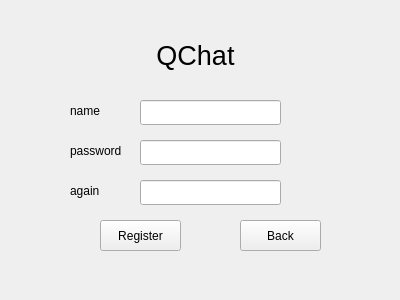
The window that src/client/registerwidget.ui (Wmiracle-2002/chatserver) describes before a commit, drawn with Qt 5.
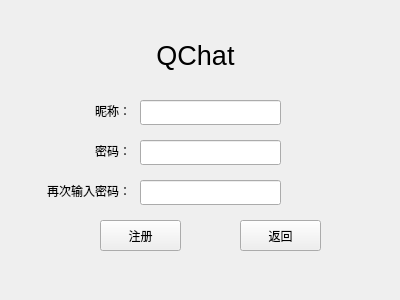
The same window after the commit.

What changed in the file:
```diff
--- a/src/client/registerwidget.ui
+++ b/src/client/registerwidget.ui
@@ -23,7 +23,7 @@
     </rect>
    </property>
    <property name="text">
-    <string>Register</string>
+    <string>注册</string>
    </property>
   </widget>
   <widget class="QLabel" name="nameLabel">
@@ -31,25 +31,31 @@
     <rect>
      <x>70</x>
      <y>100</y>
-     <width>71</width>
+     <width>61</width>
      <height>21</height>
     </rect>
    </property>
    <property name="text">
-    <string>name</string>
+    <string>昵称：</string>
+   </property>
+   <property name="alignment">
+    <set>Qt::AlignmentFlag::AlignRight|Qt::AlignmentFlag::AlignTrailing|Qt::AlignmentFlag::AlignVCenter</set>
    </property>
   </widget>
   <widget class="QLabel" name="againLabel">
    <property name="geometry">
     <rect>
-     <x>70</x>
+     <x>20</x>
      <y>180</y>
-     <width>71</width>
+     <width>111</width>
      <height>21</height>
     </rect>
    </property>
    <property name="text">
-    <string>again</string>
+    <string>再次输入密码：</string>
+   </property>
+   <property name="alignment">
+    <set>Qt::AlignmentFlag::AlignRight|Qt::AlignmentFlag::AlignTrailing|Qt::AlignmentFlag::AlignVCenter</set>
    </property>
   </widget>
   <widget class="QLineEdit" name="nameEdit">
@@ -101,12 +107,15 @@
     <rect>
      <x>70</x>
      <y>140</y>
-     <width>71</width>
+     <width>61</width>
      <height>21</height>
     </rect>
    </property>
    <property name="text">
-    <string>password</string>
+    <string>密码：</string>
+   </property>
+   <property name="alignment">
+    <set>Qt::AlignmentFlag::AlignRight|Qt::AlignmentFlag::AlignTrailing|Qt::AlignmentFlag::AlignVCenter</set>
    </property>
   </widget>
   <widget class="QLineEdit" name="passwordEdit">
@@ -129,7 +138,7 @@
     </rect>
    </property>
    <property name="text">
-    <string>Back</string>
+    <string>返回</string>
    </property>
   </widget>
  </widget>
```
